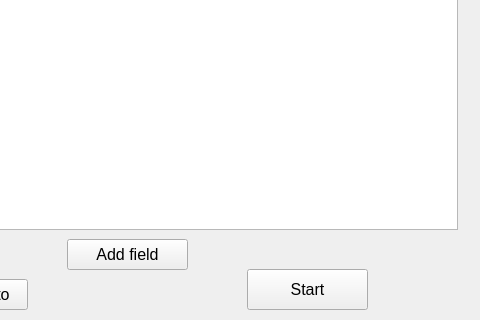
Qt form Scraper_app/main.ui (mido-99/Full-Projects) before a commit; both pictures show x 183 to 663 and y 101 to 421 of the 663 by 421 pixel window.
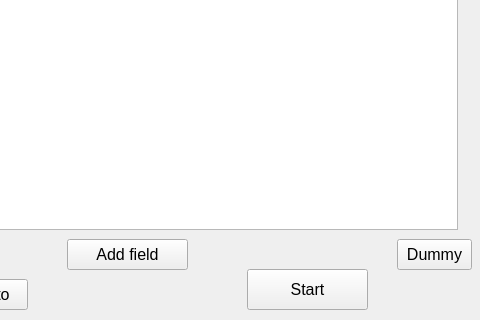
The same form after that commit.

What changed in the file:
```diff
--- a/Scraper_app/main.ui
+++ b/Scraper_app/main.ui
@@ -12,7 +12,7 @@
   </property>
   <property name="font">
    <font>
-    <pointsize>14</pointsize>
+    <pointsize>12</pointsize>
    </font>
   </property>
   <property name="windowTitle">
@@ -240,6 +240,19 @@
     <string>Parent Tag:</string>
    </property>
   </widget>
+  <widget class="QPushButton" name="pushButton_4">
+   <property name="geometry">
+    <rect>
+     <x>580</x>
+     <y>340</y>
+     <width>75</width>
+     <height>31</height>
+    </rect>
+   </property>
+   <property name="text">
+    <string>Dummy</string>
+   </property>
+  </widget>
  </widget>
  <tabstops>
   <tabstop>lineEdit</tabstop>
```
